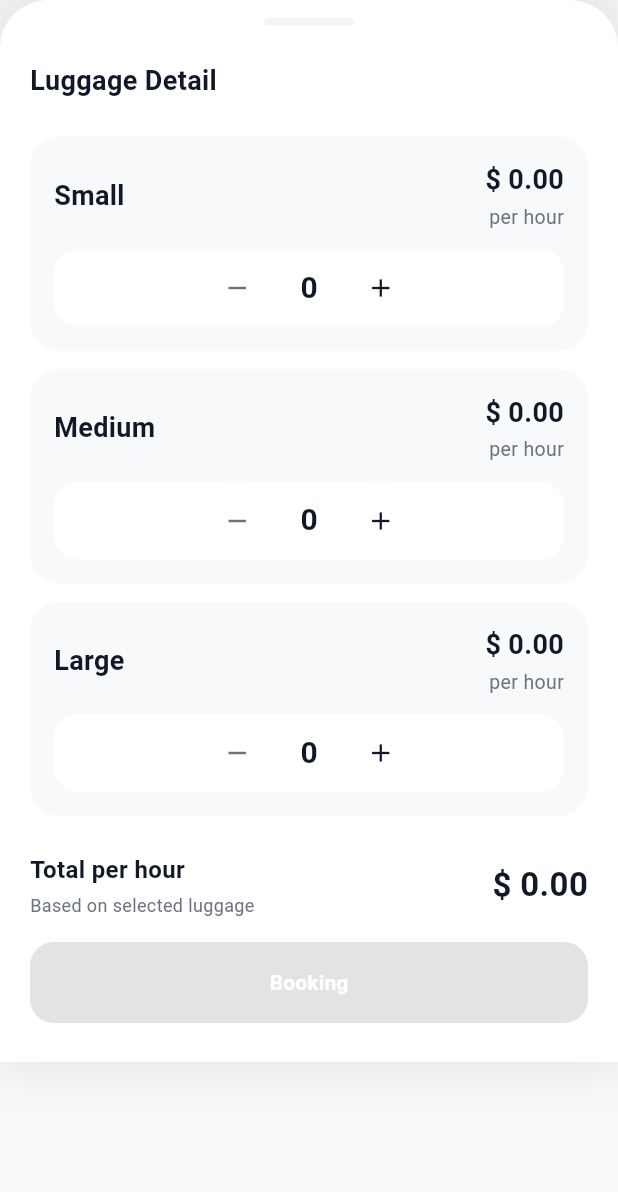
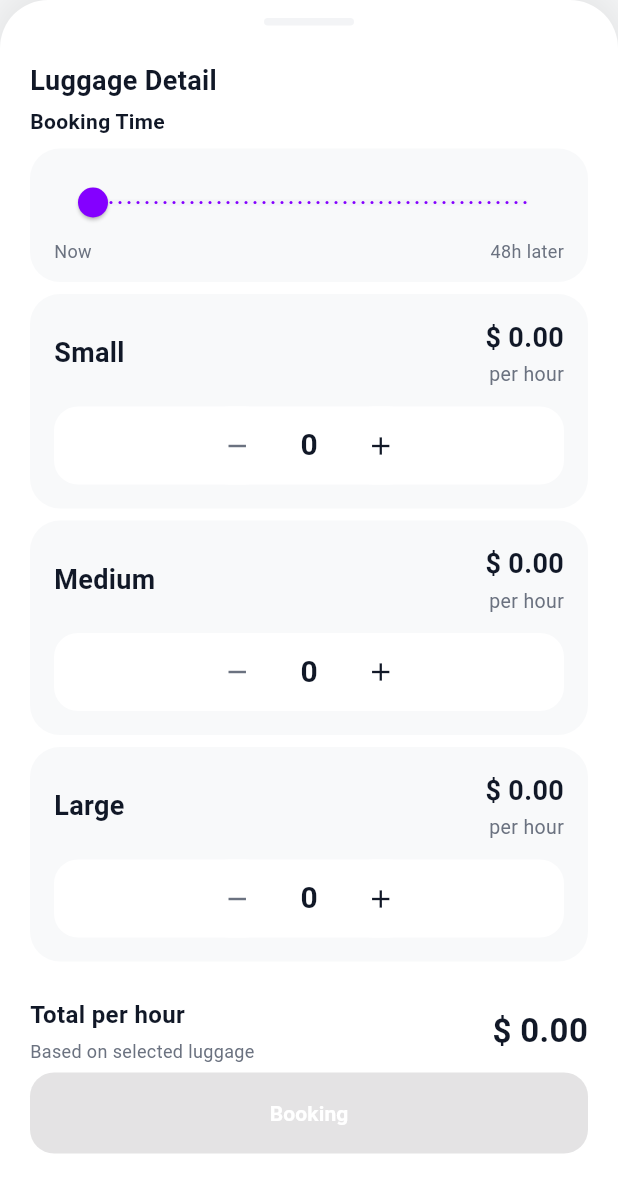
Before and after one commit to yuna0102/businessStrategy_travelCourseFrontend, a Flutter app: the StorageBookingBottomSheet widget shown alone on an empty page, opened directly with empty values, on a phone screen of 412 x 824 dp. Shown: the top 1192 px of the screen. Run offline on Flutter 3.47's test engine with Material 3 defaults, Android fonts, the phone set to English and light mode, and no system bars; network calls fail.

Commit message:
feat: update bottom sheet time slider with navigator

```diff
--- a/lib/widgets/storage_booking_bottom_sheet.dart
+++ b/lib/widgets/storage_booking_bottom_sheet.dart
@@ -2,6 +2,23 @@ import 'package:flutter/material.dart';
 import '../models/storage_location.dart';
 import '../theme/app_theme.dart';
 
+/// 바텀 시트에서 선택한 결과를 담는 모델
+class StorageBookingSelection {
+    final int offsetHours;   // 지금으로부터 몇 시간 뒤에 맡기는지 (0~48)
+    final int smallCount;
+    final int mediumCount;
+    final int largeCount;
+    final double totalPrice;    // 현재는 1시간 기준 총 금액(임시)
+    const StorageBookingSelection({
+        required this.offsetHours,
+        required this.smallCount,
+        required this.mediumCount,
+        required this.largeCount,
+        required this.totalPrice,
+    });
+}
+
+// 바텀 시트
 class StorageBookingBottomSheet extends StatefulWidget {
     final StorageLocation storage;
 
@@ -13,9 +30,14 @@ class StorageBookingBottomSheet extends StatefulWidget {
     @override
     State<StorageBookingBottomSheet> createState() =>
         _StorageBookingBottomSheetState();
-    }
+}
 
-    class _StorageBookingBottomSheetState extends State<StorageBookingBottomSheet> {
+// 바텀 시트 사용자 선택값별 상태 정의
+class _StorageBookingBottomSheetState extends State<StorageBookingBottomSheet> {
+    /// Now 로부터 몇 시간 뒤에 맡길지 (0~48h)
+    int _selectedHourOffset = 0;
+
+    // small/medium/large 개수 디폴트 값
     int _smallCount = 0;
     int _mediumCount = 0;
     int _largeCount = 0;
@@ -82,23 +104,74 @@ class StorageBookingBottomSheet extends StatefulWidget {
                         ),
                     ),
                     ),
-                    const SizedBox(height: 20),
+                    const SizedBox(height: 0),
+                    // Booking Time 영역 (Now ~ 48h later 슬라이더)
+                    Align(
+                    alignment: Alignment.centerLeft,
+                    child: Text(
+                        'Booking Time',
+                        style: AppTextStyles.bodyBold, // 프로젝트에 맞게 스타일 선택
+                    ),
+                    ),
+                    const SizedBox(height: 8),
+                    Container(
+                    padding: const EdgeInsets.symmetric(
+                        horizontal: 16,
+                        vertical: 12,
+                    ),
+                    decoration: BoxDecoration(
+                        color: AppColors.background,
+                        borderRadius: BorderRadius.circular(20),
+                    ),
+                    child: Column(
+                        children: [
+                        Slider(
+                            value: _selectedHourOffset.toDouble(),
+                            min: 0,
+                            max: 48,
+                            divisions: 48, // 1시간 단위
+                            activeColor: AppColors.primary,
+                            inactiveColor: AppColors.borderSoft,
+                            onChanged: (value) {
+                            setState(() {
+                                _selectedHourOffset = value.round();
+                            });
+                            },
+                        ),
+                        const SizedBox(height: 0),
+                        Row(
+                            mainAxisAlignment: MainAxisAlignment.spaceBetween,
+                            children: [
+                            Text(
+                                'Now',
+                                style: AppTextStyles.caption,
+                            ),
+                            Text(
+                                '48h later',
+                                style: AppTextStyles.caption,
+                            ),
+                            ],
+                        ),
+                        ],
+                    ),
+                ),
 
                     // Small / Medium / Large 카드들
+                    const SizedBox(height: 8),
                     _buildSizeCard(
                     label: 'Small',
                     price: widget.storage.priceSmallPerHour,
                     count: _smallCount,
                     onChanged: (v) => setState(() => _smallCount = v),
                     ),
-                    const SizedBox(height: 12),
+                    const SizedBox(height: 8),
                     _buildSizeCard(
                     label: 'Medium',
                     price: widget.storage.priceMediumPerHour,
                     count: _mediumCount,
                     onChanged: (v) => setState(() => _mediumCount = v),
                     ),
-                    const SizedBox(height: 12),
+                    const SizedBox(height: 8),
                     _buildSizeCard(
                     label: 'Large',
                     price: widget.storage.priceLargePerHour,
@@ -137,7 +210,7 @@ class StorageBookingBottomSheet extends StatefulWidget {
                     ],
                     ),
 
-                    const SizedBox(height: 16),
+                    const SizedBox(height: 6),
 
                     // Booking 버튼
                     SizedBox(
@@ -154,8 +227,16 @@ class StorageBookingBottomSheet extends StatefulWidget {
                         onPressed: _totalPerHour == 0
                             ? null
                             : () {
-                                // TODO: 실제 예약 로직 연결
-                                Navigator.of(context).pop();
+                                final selection = StorageBookingSelection(
+                                offsetHours: _selectedHourOffset,
+                                smallCount: _smallCount,
+                                mediumCount: _mediumCount,
+                                largeCount: _largeCount,
+                                totalPrice: _totalPerHour,
+                                );
+
+                                // 선택 결과를 상위(FindStoragePage)로 반환
+                                Navigator.of(context).pop(selection);
                             },
                         child: Text(
                         'Booking',
```
Also changed, not shown: lib/screens/find_storage_page.dart (+25 -12 lines).
